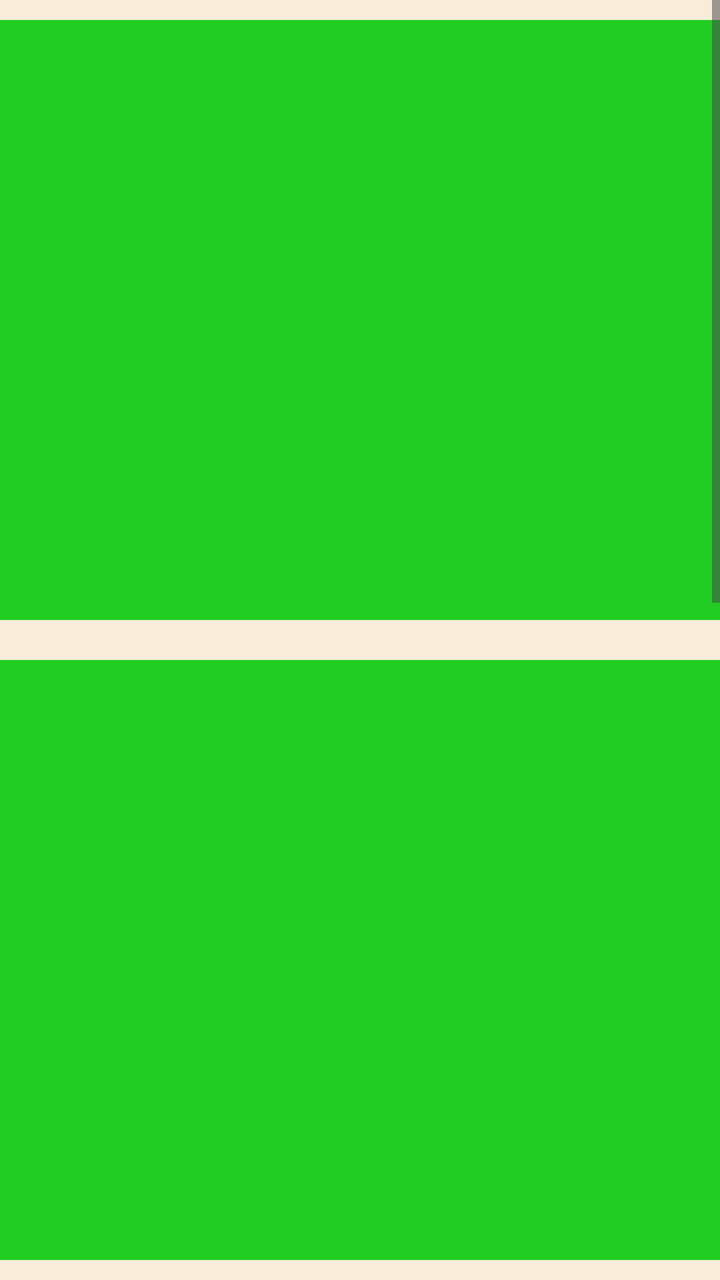
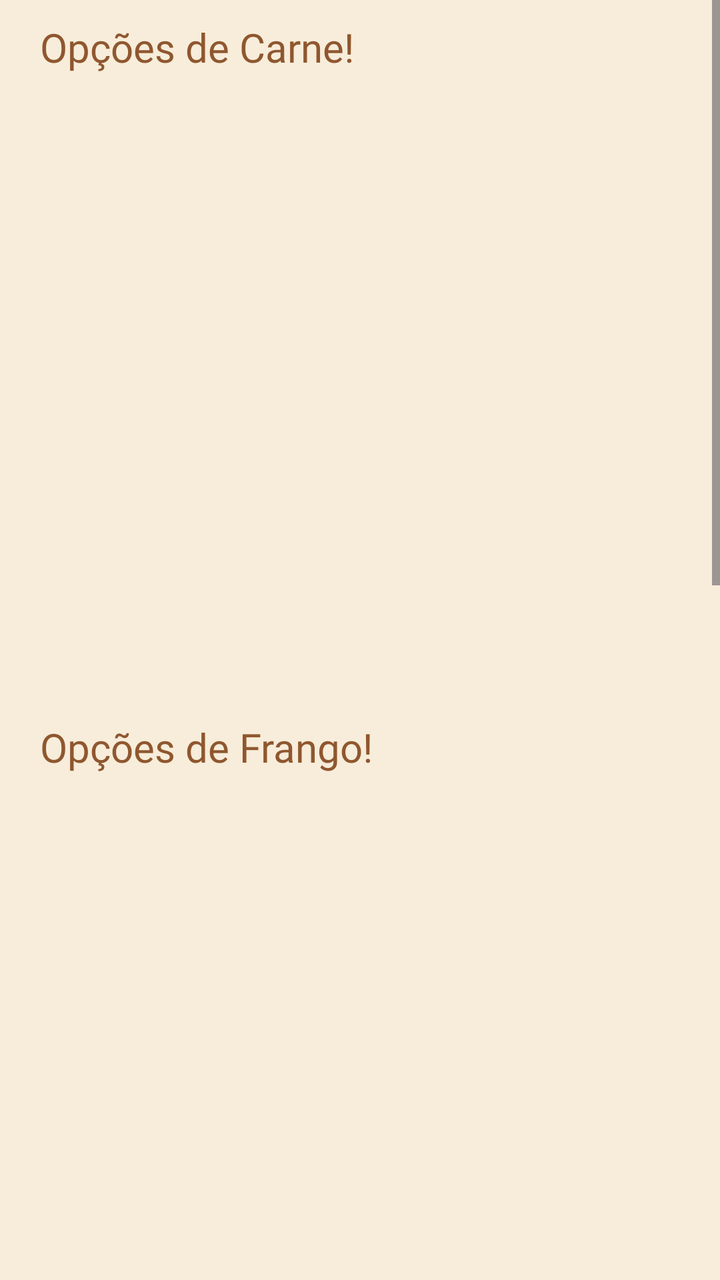

Screens rendered from an Android XML layout before and after an edit, with the pre-edit source and the edit as a unified diff.
<!-- AndroidManifest.xml: application theme Theme.VangustApp -->
<!-- res/layout/fragment_cardapio.xml -->
<?xml version="1.0" encoding="utf-8"?>
<ScrollView xmlns:android="http://schemas.android.com/apk/res/android"
    xmlns:tools="http://schemas.android.com/tools"
    android:layout_width="match_parent"
    android:layout_height="match_parent"
    android:background="#F7EDDA"
    tools:context=".InicioFragment">

    

    <LinearLayout
        android:layout_width="match_parent"
        android:layout_height="match_parent"
        android:orientation="vertical">

        <LinearLayout
            android:layout_marginTop="10dp"
            android:layout_marginBottom="10dp"
            android:background="#2c2"
            android:layout_width="match_parent"
            android:layout_height="300dp">
            <androidx.recyclerview.widget.RecyclerView
                android:id="@+id/idRecCarnes"
                android:layout_width="match_parent"
                android:layout_height="match_parent"
                android:layout_margin="10dp"/>
        </LinearLayout>

        <LinearLayout
            android:layout_marginTop="10dp"
            android:layout_marginBottom="10dp"
            android:background="#2c2"
            android:layout_width="match_parent"
            android:layout_height="300dp">
            <androidx.recyclerview.widget.RecyclerView
                android:id="@+id/idRecFrangos"
                android:layout_width="match_parent"
                android:layout_height="match_parent"
                android:layout_margin="10dp"/>
        </LinearLayout>

        <LinearLayout
            android:layout_marginTop="10dp"
            android:layout_marginBottom="50dp"
            android:background="#2c2"
            android:layout_width="match_parent"
            android:layout_height="300dp">
            <androidx.recyclerview.widget.RecyclerView
                android:id="@+id/idRecVeganos"
                android:layout_width="match_parent"
                android:layout_height="match_parent"
                android:layout_margin="10dp"/>
        </LinearLayout>

        <LinearLayout
            android:layout_marginTop="10dp"
            android:layout_marginBottom="50dp"
            android:background="#2c2"
            android:layout_width="match_parent"
            android:layout_height="300dp">
            <androidx.recyclerview.widget.RecyclerView
                android:id="@+id/idRecCombos"
                android:layout_width="match_parent"
                android:layout_height="match_parent"
                android:layout_margin="10dp"/>
        </LinearLayout>

    </LinearLayout>






</ScrollView>
<!-- resources referenced by this layout -->
<resources>
  <style name="Theme.VangustApp" parent="Base.Theme.VangustApp" />
  <style name="Base.Theme.VangustApp" parent="Theme.Material3.DayNight.NoActionBar">
          
          
      </style>
</resources>

<!-- the commit's change to res/layout/fragment_cardapio.xml (unified diff, before → after) -->
@@ -14,62 +14,98 @@
         android:orientation="vertical">
 
         <LinearLayout
+            android:layout_width="match_parent"
+            android:layout_height="330dp"
             android:layout_marginTop="10dp"
             android:layout_marginBottom="10dp"
-            android:background="#2c2"
-            android:layout_width="match_parent"
-            android:layout_height="300dp">
+            android:orientation="vertical">
+
+            <TextView
+                android:layout_width="wrap_content"
+                android:layout_height="wrap_content"
+                android:layout_marginLeft="20dp"
+                android:fontFamily="@font/oswald_regular"
+                android:text="Opções de Carne!"
+                android:textColor="#8F572F"
+                android:textSize="20sp" />
+
             <androidx.recyclerview.widget.RecyclerView
                 android:id="@+id/idRecCarnes"
                 android:layout_width="match_parent"
                 android:layout_height="match_parent"
-                android:layout_margin="10dp"/>
+                android:layout_margin="10dp" />
         </LinearLayout>
 
         <LinearLayout
+            android:layout_width="match_parent"
+            android:layout_height="330dp"
             android:layout_marginTop="10dp"
             android:layout_marginBottom="10dp"
-            android:background="#2c2"
-            android:layout_width="match_parent"
-            android:layout_height="300dp">
+            android:orientation="vertical">
+
+            <TextView
+                android:layout_width="wrap_content"
+                android:layout_height="wrap_content"
+                android:layout_marginLeft="20dp"
+                android:fontFamily="@font/oswald_regular"
+                android:text="Opções de Frango!"
+                android:textColor="#8F572F"
+                android:textSize="20sp" />
+
             <androidx.recyclerview.widget.RecyclerView
                 android:id="@+id/idRecFrangos"
                 android:layout_width="match_parent"
                 android:layout_height="match_parent"
-                android:layout_margin="10dp"/>
+                android:layout_margin="10dp" />
         </LinearLayout>
 
         <LinearLayout
+            android:layout_width="match_parent"
+            android:layout_height="330dp"
             android:layout_marginTop="10dp"
-            android:layout_marginBottom="50dp"
-            android:background="#2c2"
-            android:layout_width="match_parent"
-            android:layout_height="300dp">
+            android:layout_marginBottom="10dp"
+            android:orientation="vertical">
+
+            <TextView
+                android:layout_width="wrap_content"
+                android:layout_height="wrap_content"
+                android:layout_marginLeft="20dp"
+                android:fontFamily="@font/oswald_regular"
+                android:text="Opções Veganas!"
+                android:textColor="#8F572F"
+                android:textSize="20sp" />
+
             <androidx.recyclerview.widget.RecyclerView
                 android:id="@+id/idRecVeganos"
                 android:layout_width="match_parent"
                 android:layout_height="match_parent"
-                android:layout_margin="10dp"/>
+                android:layout_margin="10dp" />
         </LinearLayout>
 
         <LinearLayout
+            android:layout_width="match_parent"
+            android:layout_height="330dp"
             android:layout_marginTop="10dp"
-            android:layout_marginBottom="50dp"
-            android:background="#2c2"
-            android:layout_width="match_parent"
-            android:layout_height="300dp">
+            android:layout_marginBottom="10dp"
+            android:orientation="vertical">
+
+            <TextView
+                android:layout_width="wrap_content"
+                android:layout_height="wrap_content"
+                android:layout_marginLeft="20dp"
+                android:fontFamily="@font/oswald_regular"
+                android:text="Opções de Combos!"
+                android:textColor="#8F572F"
+                android:textSize="20sp" />
+
             <androidx.recyclerview.widget.RecyclerView
                 android:id="@+id/idRecCombos"
                 android:layout_width="match_parent"
                 android:layout_height="match_parent"
-                android:layout_margin="10dp"/>
+                android:layout_margin="10dp" />
         </LinearLayout>
 
     </LinearLayout>
 
 
-
-
-
-
 </ScrollView>
